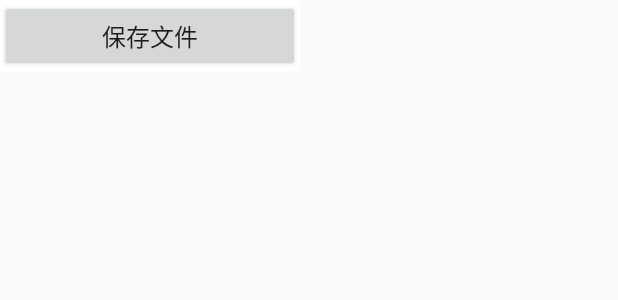
After one commit to fghjjhgf/Vee, an Android app: the layout pic_gallery_popwin_layout.xml on its own in the app's theme, with its tools: preview values and no code run, on a phone screen of 412 x 824 dp. The commit adds this screen. Shown: the top 300 px of the screen. Run offline under Robolectric (Android 15) with nearby library versions, the phone set to English and light mode, and no system bars; network calls fail.

Commit message:
pic gallery can save file

```diff
--- a/app/src/main/java/com/vee/lb/vee/util/CommonString.java
+++ b/app/src/main/java/com/vee/lb/vee/util/CommonString.java
@@ -5,5 +5,7 @@ package com.vee.lb.vee.util;
  */
 public class CommonString {
     public static String GALLERY_IMAGELIST = "gallery_imagelist";
+    public static String APP_PIC_PATH = "/Vee/picture/";
+
 
 }
--- a/app/src/main/res/layout/news_index_item_layout.xml
+++ b/app/src/main/res/layout/news_index_item_layout.xml
@@ -41,13 +41,15 @@
                 android:layout_height="wrap_content"
                 android:textSize="@dimen/news_index_subhead_textsize"
                 android:layout_toRightOf="@id/up_author"
-                android:layout_marginLeft="10dp"/>
+                android:layout_marginLeft="10dp"
+                android:visibility="gone"/>
             <TextView
                 android:id="@+id/glance_times"
                 android:layout_width="wrap_content"
                 android:layout_height="wrap_content"
                 android:textSize="@dimen/news_index_subhead_textsize"
-                android:layout_toRightOf="@id/glance_times_str"/>
+                android:layout_toRightOf="@id/glance_times_str"
+                android:visibility="gone"/>
             <TextView
                 android:id="@+id/update_time"
                 android:layout_width="wrap_content"
--- /dev/null
+++ b/app/src/main/res/layout/pic_gallery_popwin_layout.xml
@@ -0,0 +1,13 @@
+<?xml version="1.0" encoding="utf-8"?>
+<LinearLayout xmlns:android="http://schemas.android.com/apk/res/android"
+    android:orientation="vertical" android:layout_width="wrap_content"
+    android:layout_height="wrap_content"
+    android:background="@color/white_color">
+    <Button
+        android:id="@+id/pic_gallery_save_file"
+        android:text="保存文件"
+        android:textSize="16dp"
+        android:layout_width="200dp"
+        android:layout_height="wrap_content"
+        android:padding="@dimen/default_margin"/>
+</LinearLayout>
--- a/app/src/main/res/values/dimens.xml
+++ b/app/src/main/res/values/dimens.xml
@@ -3,6 +3,8 @@
     <dimen name="activity_horizontal_margin">0dp</dimen>
     <dimen name="activity_vertical_margin">0dp</dimen>
     <dimen name="fab_margin">16dp</dimen>
+
+    <dimen name="default_margin">5dp</dimen>
 
     <dimen name="bangumi_index_text_size">15dip</dimen>
     <dimen name="bangumi_index_leftmargin">10dp</dimen>
```
Also changed, not shown: app/src/main/java/com/vee/lb/vee/activity/PicGalleryActivity.java (+128 -2 lines), app/src/main/java/com/vee/lb/vee/util/PreInitialize.java (+25 -1 lines), 1 other file.
